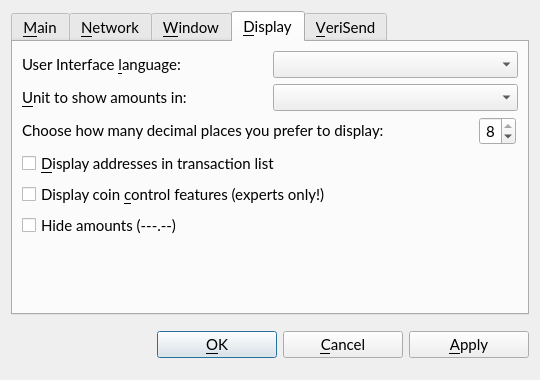
Old version of the form src/qt/forms/optionsdialog.ui in the repository VeriConomy/vericoin.
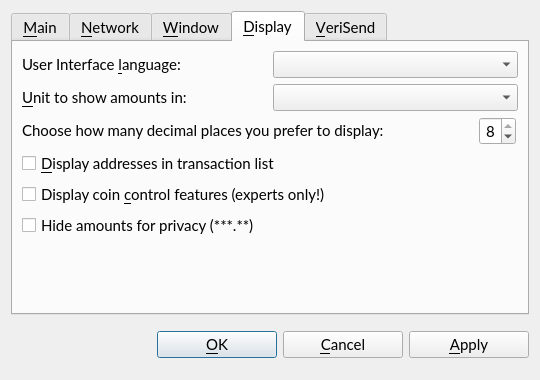
New version of the form. The open tabs and pages were chosen to show the change. Custom widgets are drawn as their Qt base class.

Commit message: tweak for hiding amounts

Patch:
```diff
--- a/src/qt/forms/optionsdialog.ui
+++ b/src/qt/forms/optionsdialog.ui
@@ -537,7 +537,7 @@
        <item>
         <widget class="QCheckBox" name="hideAmounts">
          <property name="text">
-          <string>Hide amounts (---.--)</string>
+          <string>Hide amounts for privacy (***.**)</string>
          </property>
         </widget>
        </item>
```
The commit also changes 3 other files.
